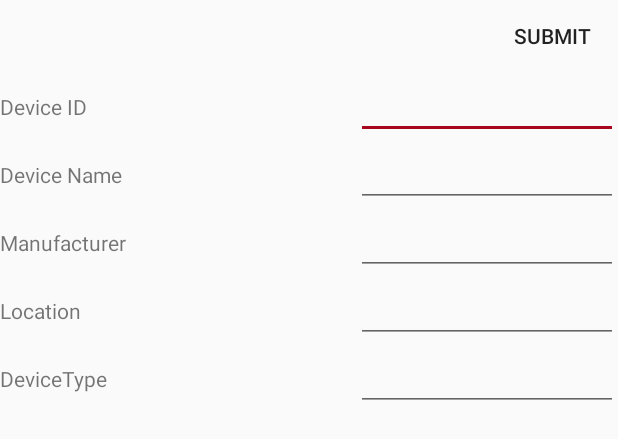
After one commit to MMUIntergratedHomeSystems/IntigratedHomeSystem, an Android app: the layout device_details.xml on its own in the app's theme, with its tools: preview values and no code run, on a phone screen of 412 x 824 dp. The commit adds this screen. Shown: the top 439 px of the screen. Run offline under Robolectric (Android 15) with nearby library versions, the phone set to English and light mode, and no system bars.

Commit message:
Added UI and linked it all together so that currently a user can view all of the devices and their set state

```diff
--- a/IntegratedHomeSystem/app/build.gradle
+++ b/IntegratedHomeSystem/app/build.gradle
@@ -10,9 +10,7 @@ android {
         targetSdkVersion 23
         versionCode 1
         versionName "1.0"
-         // Enabling multidex support.
-         multiDexEnabled true
-
+        multiDexEnabled true
     }
     buildTypes {
         release {
--- a/IntegratedHomeSystem/app/src/main/java/integratedhome/tom/mmu/integratedhomesystem/JSONParser.java
+++ b/IntegratedHomeSystem/app/src/main/java/integratedhome/tom/mmu/integratedhomesystem/JSONParser.java
@@ -15,11 +15,6 @@ import java.net.HttpURLConnection;
 import java.net.URL;
 import java.net.URLEncoder;
 import java.util.HashMap;
-
-
-/**
- * Created by Tom on 04/04/2016.
- */
 
 public class JSONParser {
 
--- a/IntegratedHomeSystem/app/src/main/res/layout/activity_main.xml
+++ b/IntegratedHomeSystem/app/src/main/res/layout/activity_main.xml
@@ -30,6 +30,6 @@
             android:layout_height="wrap_content"
             android:layout_gravity="bottom|end"
             android:layout_margin="@dimen/fab_margin"
-            android:src="@android:drawable/ic_dialog_email"/>
+            android:src="@drawable/ic_white_plus"/>
 
 </android.support.design.widget.CoordinatorLayout>
--- /dev/null
+++ b/IntegratedHomeSystem/app/src/main/res/layout/device_details.xml
@@ -0,0 +1,146 @@
+<?xml version="1.0" encoding="utf-8"?>
+<RelativeLayout
+        xmlns:android="http://schemas.android.com/apk/res/android"
+        android:id="@+id/container"
+        android:layout_width="match_parent"
+        android:layout_height="match_parent" >
+
+
+    <TableLayout
+            android:layout_width="match_parent"
+            android:layout_height="match_parent"
+            xmlns:android="http://schemas.android.com/apk/res/android"
+            android:id="@+id/tableLayout"
+            android:layout_alignParentTop="true"
+            android:layout_alignParentLeft="true"
+            android:layout_alignParentStart="true"
+            android:layout_marginTop="47dp">
+
+        <TableRow
+                android:orientation="vertical"
+                android:layout_width="fill_parent"
+                android:layout_height="fill_parent">
+
+            <TextView
+                    android:layout_width="wrap_content"
+                    android:layout_height="wrap_content"
+                    android:text="Device ID"
+                    android:layout_column ="0"
+                    android:layout_weight="1"/>
+
+            <EditText
+
+                    android:layout_width="wrap_content"
+                    android:layout_height="wrap_content"
+                    android:id="@+id/edit_device_id"
+                    android:layout_column ="0"
+                    android:layout_weight="1"/>
+
+
+
+        </TableRow>
+
+        <TableRow
+                android:orientation="vertical"
+                android:layout_width="fill_parent"
+                android:layout_height="fill_parent">
+
+            <TextView
+                    android:layout_width="wrap_content"
+                    android:layout_height="wrap_content"
+                    android:text="Device Name"
+                    android:layout_column ="0"
+                    android:layout_weight="1"/>
+
+            <EditText
+
+                    android:layout_width="wrap_content"
+                    android:layout_height="wrap_content"
+                    android:id="@+id/edit_name"
+                    android:layout_column ="0"
+                    android:layout_weight="1"/>
+
+        </TableRow>
+
+
+        <TableRow
+                android:orientation="vertical"
+                android:layout_width="fill_parent"
+                android:layout_height="fill_parent">
+
+            <TextView
+                    android:layout_width="wrap_content"
+                    android:layout_height="wrap_content"
+                    android:text="Manufacturer"
+                    android:layout_column ="0"
+                    android:layout_weight="1"/>
+
+            <EditText
+
+                    android:layout_width="wrap_content"
+                    android:layout_height="wrap_content"
+                    android:id="@+id/edit_manufacturer"
+                    android:layout_column ="0"
+                    android:layout_weight="1"/>
+
+        </TableRow>
+
+        <TableRow
+                android:orientation="vertical"
+                android:layout_width="fill_parent"
+                android:layout_height="fill_parent">
+
+            <TextView
+                    android:layout_width="wrap_content"
+                    android:layout_height="wrap_content"
+                    android:text="Location"
+                    android:layout_column ="0"
+                    android:layout_weight="1"/>
+
+            <EditText
+
+                    android:layout_width="wrap_content"
+                    android:layout_height="wrap_content"
+                    android:id="@+id/edit_location"
+                    android:layout_column ="0"
+                    android:layout_weight="1"/>
+
+        </TableRow>
+
+
+        <TableRow
+                android:orientation="vertical"
+                android:layout_width="fill_parent"
+                android:layout_height="fill_parent">
+
+            <TextView
+                    android:layout_width="wrap_content"
+                    android:layout_height="wrap_content"
+                    android:text="DeviceType"
+                    android:layout_column ="0"
+                    android:layout_weight="1"/>
+
+            <EditText
+
+                    android:layout_width="wrap_content"
+                    android:layout_height="wrap_content"
+                    android:id="@+id/edit_type"
+                    android:layout_column ="0"
+                    android:layout_weight="1"/>
+
+        </TableRow>
+
+    </TableLayout>
+
+    <Button
+            android:layout_width="wrap_content"
+            android:layout_height="wrap_content"
+            android:text="Submit"
+            android:id="@+id/submit_data_button"
+            android:layout_column="0"
+            android:layout_alignParentTop="true"
+            android:layout_alignParentRight="true"
+            android:layout_alignParentEnd="true"
+            android:background="@null"/>
+
+</RelativeLayout>
--- a/IntegratedHomeSystem/app/src/main/res/values/colors.xml
+++ b/IntegratedHomeSystem/app/src/main/res/values/colors.xml
@@ -2,5 +2,5 @@
 <resources>
     <color name="colorPrimary">#87BCDE</color>
     <color name="colorPrimaryDark">#243B4A</color>
-    <color name="colorAccent">#805E73</color>
+    <color name="colorAccent">#a6071d</color>
 </resources>
```
Also changed, not shown: IntegratedHomeSystem/app/src/main/java/integratedhome/tom/mmu/integratedhomesystem/IHS_Api.java (+7 -11 lines), IntegratedHomeSystem/app/src/main/java/integratedhome/tom/mmu/integratedhomesystem/ListViewDevicesAdapter.java (added, +149 -0 lines), IntegratedHomeSystem/app/src/main/java/integratedhome/tom/mmu/integratedhomesystem/MainActivity.java (+11 -29 lines), IntegratedHomeSystem/app/src/main/java/integratedhome/tom/mmu/integratedhomesystem/UIController.java (added, +16 -0 lines), IntegratedHomeSystem/app/src/main/res/layout/content_main.xml (+12 -9 lines), IntegratedHomeSystem/app/src/main/res/layout/devices_list_view_cell.xml (added, +48 -0 lines), IntegratedHomeSystem/app/src/main/res/drawable-hdpi/ic_white_plus.png (added), IntegratedHomeSystem/app/src/main/res/drawable-mdpi/ic_white_plus.png (added), IntegratedHomeSystem/app/src/main/res/drawable-xhdpi/ic_white_plus.png (added), IntegratedHomeSystem/app/src/main/res/drawable-xxhdpi/ic_white_plus.png (added), IntegratedHomeSystem/app/src/main/res/drawable-xxxhdpi/ic_white_plus.png (added).
